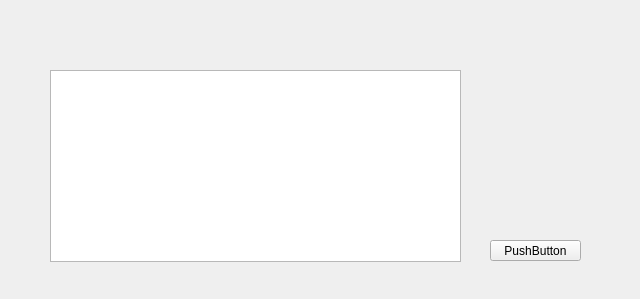
This is spheroid_selector.ui in grexai/SpheroidPicker-2 as Qt 5 draws it before an edit. The edited form follows.
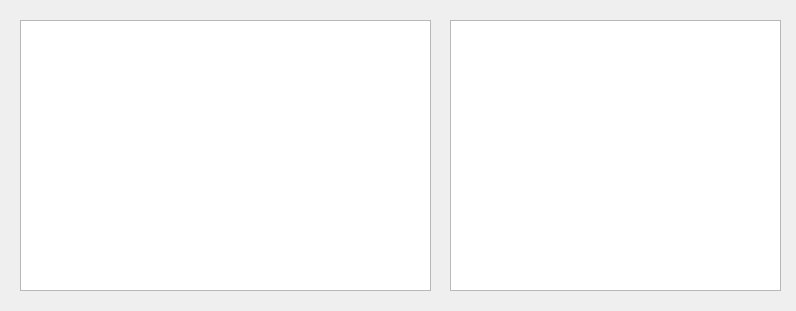
This is the edited form.

Commit message: spheroid selector updates

The edit to the form file:
```diff
--- a/spheroid_selector.ui
+++ b/spheroid_selector.ui
@@ -6,8 +6,8 @@
    <rect>
     <x>0</x>
     <y>0</y>
-    <width>640</width>
-    <height>299</height>
+    <width>796</width>
+    <height>311</height>
    </rect>
   </property>
   <property name="windowTitle">
@@ -16,25 +16,22 @@
   <widget class="QListWidget" name="Object_list">
    <property name="geometry">
     <rect>
-     <x>50</x>
-     <y>70</y>
+     <x>20</x>
+     <y>20</y>
      <width>411</width>
-     <height>192</height>
+     <height>271</height>
     </rect>
    </property>
   </widget>
-  <widget class="QPushButton" name="pushButton">
+  <widget class="QGraphicsView" name="selected_item_scene">
    <property name="geometry">
     <rect>
-     <x>490</x>
-     <y>240</y>
-     <width>91</width>
-     <height>21</height>
+     <x>450</x>
+     <y>20</y>
+     <width>331</width>
+     <height>271</height>
     </rect>
    </property>
-   <property name="text">
-    <string>PushButton</string>
-   </property>
   </widget>
  </widget>
  <resources/>
```
The commit also changes 6 other files.
